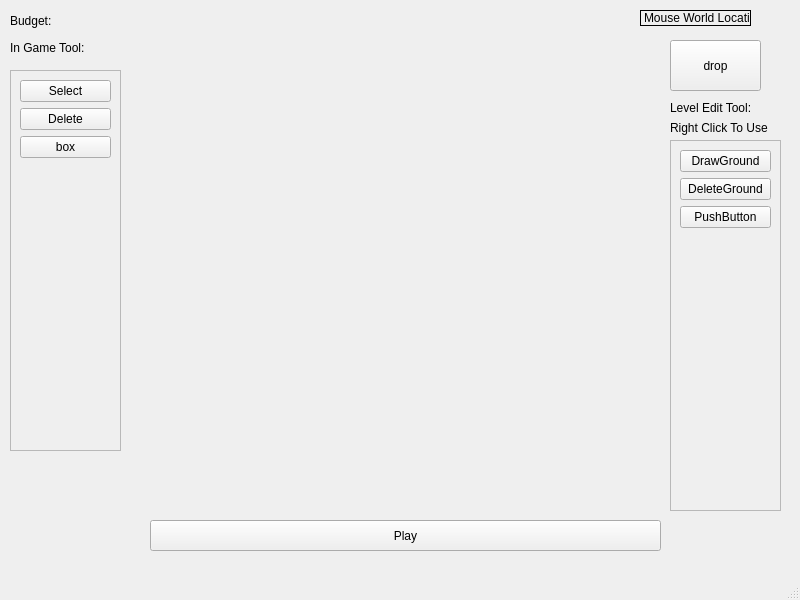
LTY0YZL/Bridge-Simulator, file MainWindow.ui: the form before one commit.
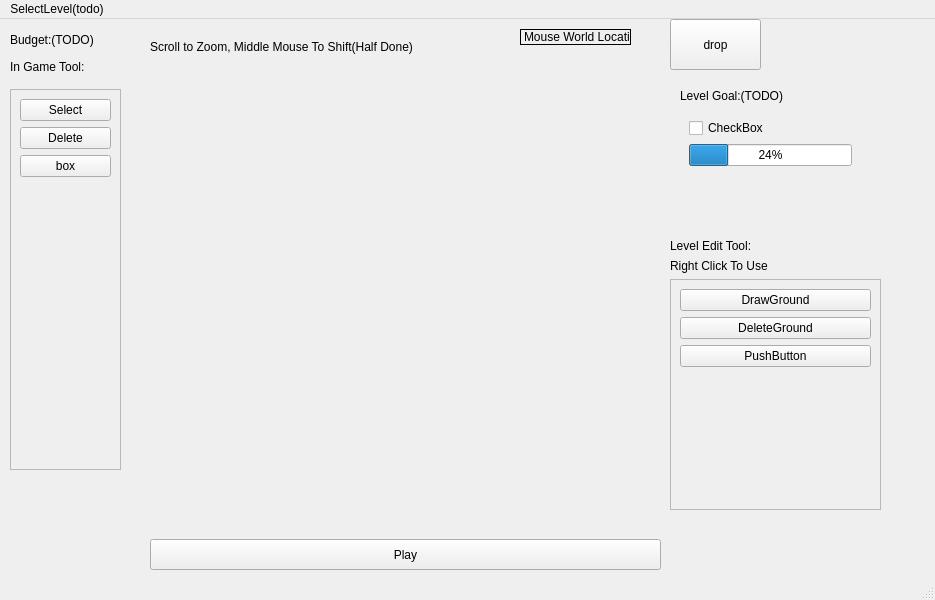
The form after the commit.

Diff of the .ui file:
```diff
--- a/MainWindow.ui
+++ b/MainWindow.ui
@@ -6,7 +6,7 @@
    <rect>
     <x>0</x>
     <y>0</y>
-    <width>800</width>
+    <width>935</width>
     <height>600</height>
    </rect>
   </property>
@@ -18,7 +18,7 @@
     <property name="geometry">
      <rect>
       <x>670</x>
-      <y>40</y>
+      <y>0</y>
       <width>91</width>
       <height>51</height>
      </rect>
@@ -41,7 +41,7 @@
    <widget class="QLabel" name="mouseLocation">
     <property name="geometry">
      <rect>
-      <x>640</x>
+      <x>520</x>
       <y>10</y>
       <width>111</width>
       <height>16</height>
@@ -54,69 +54,6 @@
      <string>Mouse World Location</string>
     </property>
    </widget>
-   <widget class="QScrollArea" name="scrollArea">
-    <property name="geometry">
-     <rect>
-      <x>670</x>
-      <y>140</y>
-      <width>111</width>
-      <height>371</height>
-     </rect>
-    </property>
-    <property name="widgetResizable">
-     <bool>true</bool>
-    </property>
-    <widget class="QWidget" name="scrollAreaWidgetContents">
-     <property name="geometry">
-      <rect>
-       <x>0</x>
-       <y>0</y>
-       <width>109</width>
-       <height>369</height>
-      </rect>
-     </property>
-     <layout class="QGridLayout" name="gridLayout">
-      <item row="0" column="0">
-       <layout class="QVBoxLayout" name="toolArea">
-        <item>
-         <widget class="QPushButton" name="drawGroundButton">
-          <property name="text">
-           <string>DrawGround</string>
-          </property>
-         </widget>
-        </item>
-        <item>
-         <widget class="QPushButton" name="deleteGroundButton">
-          <property name="text">
-           <string>DeleteGround</string>
-          </property>
-         </widget>
-        </item>
-        <item>
-         <widget class="QPushButton" name="pushButton_7">
-          <property name="text">
-           <string>PushButton</string>
-          </property>
-         </widget>
-        </item>
-        <item>
-         <spacer name="verticalSpacer">
-          <property name="orientation">
-           <enum>Qt::Orientation::Vertical</enum>
-          </property>
-          <property name="sizeHint" stdset="0">
-           <size>
-            <width>20</width>
-            <height>40</height>
-           </size>
-          </property>
-         </spacer>
-        </item>
-       </layout>
-      </item>
-     </layout>
-    </widget>
-   </widget>
    <widget class="QLabel" name="budgetLabel">
     <property name="geometry">
      <rect>
@@ -127,7 +64,7 @@
      </rect>
     </property>
     <property name="text">
-     <string>Budget:</string>
+     <string>Budget:(TODO)</string>
     </property>
    </widget>
    <widget class="QPushButton" name="playButton">
@@ -206,19 +143,6 @@
      </layout>
     </widget>
    </widget>
-   <widget class="QLabel" name="label">
-    <property name="geometry">
-     <rect>
-      <x>670</x>
-      <y>100</y>
-      <width>111</width>
-      <height>16</height>
-     </rect>
-    </property>
-    <property name="text">
-     <string>Level Edit Tool:</string>
-    </property>
-   </widget>
    <widget class="QLabel" name="label_2">
     <property name="geometry">
      <rect>
@@ -232,29 +156,174 @@
      <string>In Game Tool:</string>
     </property>
    </widget>
-   <widget class="QLabel" name="label_3">
+   <widget class="QLabel" name="label_5">
     <property name="geometry">
      <rect>
-      <x>670</x>
-      <y>120</y>
-      <width>111</width>
+      <x>150</x>
+      <y>20</y>
+      <width>301</width>
       <height>16</height>
      </rect>
     </property>
     <property name="text">
-     <string>Right Click To Use</string>
+     <string>Scroll to Zoom, Middle Mouse To Shift(Half Done)</string>
     </property>
    </widget>
+   <widget class="QWidget" name="">
+    <property name="geometry">
+     <rect>
+      <x>680</x>
+      <y>70</y>
+      <width>181</width>
+      <height>137</height>
+     </rect>
+    </property>
+    <layout class="QVBoxLayout" name="verticalLayout_4">
+     <item>
+      <widget class="QLabel" name="label_4">
+       <property name="text">
+        <string>Level Goal:(TODO)</string>
+       </property>
+      </widget>
+     </item>
+     <item>
+      <widget class="QWidget" name="widget" native="true">
+       <layout class="QVBoxLayout" name="verticalLayout_3">
+        <item>
+         <widget class="QCheckBox" name="checkBox">
+          <property name="text">
+           <string>CheckBox</string>
+          </property>
+         </widget>
+        </item>
+        <item>
+         <widget class="QProgressBar" name="progressBar">
+          <property name="value">
+           <number>24</number>
+          </property>
+         </widget>
+        </item>
+        <item>
+         <spacer name="verticalSpacer_3">
+          <property name="orientation">
+           <enum>Qt::Orientation::Vertical</enum>
+          </property>
+          <property name="sizeHint" stdset="0">
+           <size>
+            <width>20</width>
+            <height>40</height>
+           </size>
+          </property>
+         </spacer>
+        </item>
+       </layout>
+      </widget>
+     </item>
+    </layout>
+   </widget>
+   <widget class="QWidget" name="">
+    <property name="geometry">
+     <rect>
+      <x>670</x>
+      <y>220</y>
+      <width>211</width>
+      <height>271</height>
+     </rect>
+    </property>
+    <layout class="QVBoxLayout" name="verticalLayout_5">
+     <item>
+      <layout class="QVBoxLayout" name="verticalLayout_2">
+       <item>
+        <widget class="QLabel" name="label">
+         <property name="text">
+          <string>Level Edit Tool:</string>
+         </property>
+        </widget>
+       </item>
+       <item>
+        <widget class="QLabel" name="label_3">
+         <property name="text">
+          <string>Right Click To Use</string>
+         </property>
+        </widget>
+       </item>
+      </layout>
+     </item>
+     <item>
+      <widget class="QScrollArea" name="scrollArea">
+       <property name="widgetResizable">
+        <bool>true</bool>
+       </property>
+       <widget class="QWidget" name="scrollAreaWidgetContents">
+        <property name="geometry">
+         <rect>
+          <x>0</x>
+          <y>0</y>
+          <width>207</width>
+          <height>223</height>
+         </rect>
+        </property>
+        <layout class="QGridLayout" name="gridLayout">
+         <item row="0" column="0">
+          <layout class="QVBoxLayout" name="toolArea">
+           <item>
+            <widget class="QPushButton" name="drawGroundButton">
+             <property name="text">
+              <string>DrawGround</string>
+             </property>
+            </widget>
+           </item>
+           <item>
+            <widget class="QPushButton" name="deleteGroundButton">
+             <property name="text">
+              <string>DeleteGround</string>
+             </property>
+            </widget>
+           </item>
+           <item>
+            <widget class="QPushButton" name="pushButton_7">
+             <property name="text">
+              <string>PushButton</string>
+             </property>
+            </widget>
+           </item>
+           <item>
+            <spacer name="verticalSpacer">
+             <property name="orientation">
+              <enum>Qt::Orientation::Vertical</enum>
+             </property>
+             <property name="sizeHint" stdset="0">
+              <size>
+               <width>20</width>
+               <height>40</height>
+              </size>
+             </property>
+            </spacer>
+           </item>
+          </layout>
+         </item>
+        </layout>
+       </widget>
+      </widget>
+     </item>
+    </layout>
+   </widget>
   </widget>
   <widget class="QMenuBar" name="menubar">
    <property name="geometry">
     <rect>
      <x>0</x>
      <y>0</y>
-     <width>800</width>
+     <width>935</width>
      <height>20</height>
     </rect>
    </property>
+   <widget class="QMenu" name="menuSelectLevel_todo">
+    <property name="title">
+     <string>SelectLevel(todo)</string>
+    </property>
+   </widget>
+   <addaction name="menuSelectLevel_todo"/>
   </widget>
   <widget class="QStatusBar" name="statusbar"/>
  </widget>
```
